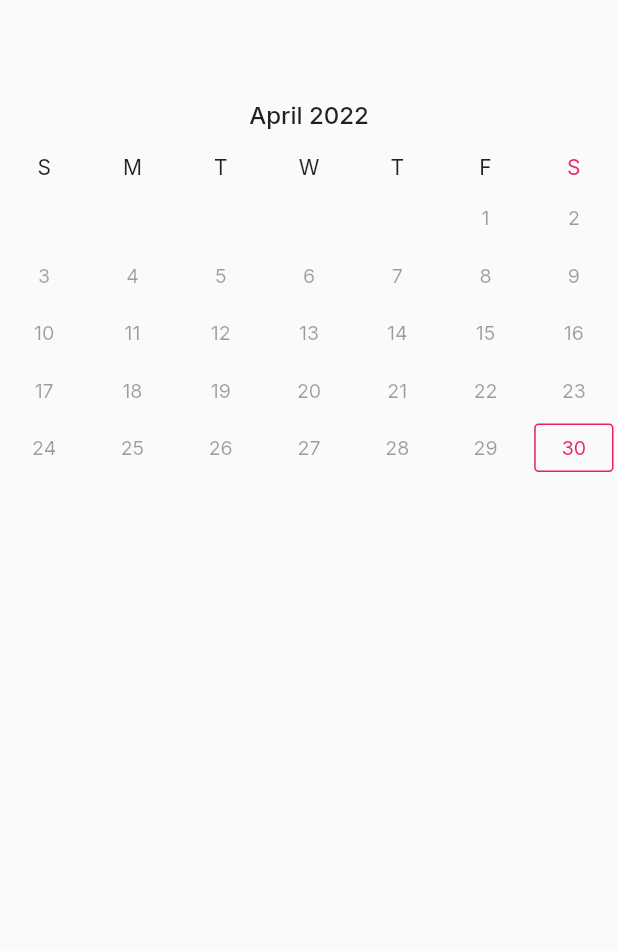
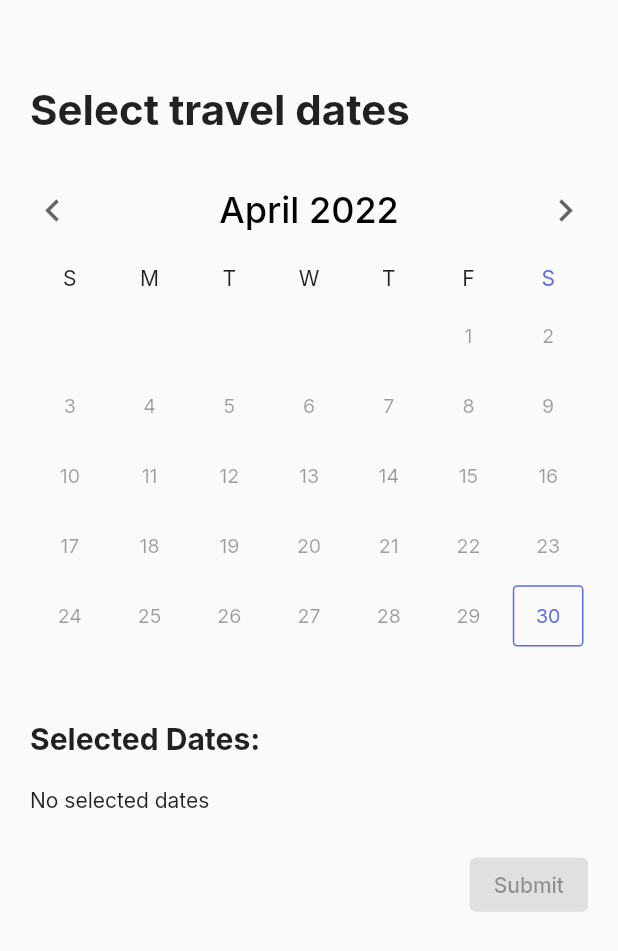
Before and after one commit to swtmply/flutter-touristop, a Flutter app: the screen it shows after launch, on a phone screen of 412 x 824 dp. Shown: the top 951 px of the screen. Run offline on Flutter 3.47's test engine with Material 2 defaults, Android fonts, the phone set to English and light mode, and no system bars; drawn by our look-alikes of syncfusion_flutter_datepicker; our stand-ins replace cloud_firestore, firebase_core, geolocator, get_it, google_fonts, google_maps_flutter; accounts and stored records are empty.

Commit message:
calendar page logic done

```diff
--- a/lib/init.dart
+++ b/lib/init.dart
@@ -2,7 +2,8 @@ import 'package:flutter/material.dart';
 import 'package:geolocator/geolocator.dart';
 import 'package:provider/provider.dart';
 import 'package:touristop/providers/user_location_provider.dart';
-import 'package:touristop/screens/main/calendar_screen.dart';
+import 'package:touristop/screens/main/calendar/calendar_screen.dart';
+import 'package:touristop/screens/main/map_screen.dart';
 
 class InitPage extends StatefulWidget {
   const InitPage({Key? key}) : super(key: key);
--- a/lib/main.dart
+++ b/lib/main.dart
@@ -8,6 +8,7 @@ import 'package:touristop/init.dart';
 import 'package:touristop/providers/dates_provider.dart';
 import 'package:touristop/providers/user_location_provider.dart';
 import 'package:touristop/services/spots_service.dart';
+import 'package:touristop/theme/colors.dart';
 
 GetIt locator = GetIt.instance;
 
@@ -35,8 +36,11 @@ class MyApp extends StatelessWidget {
   @override
   Widget build(BuildContext context) {
     return MaterialApp(
+      debugShowCheckedModeBanner: false,
       theme: ThemeData(
-        primarySwatch: Colors.pink,
+        colorScheme: ColorScheme.fromSwatch().copyWith(
+          primary: AppColors.primaryBlue,
+        ),
         fontFamily: GoogleFonts.inter().fontFamily,
       ),
       home: const InitPage(),
--- /dev/null
+++ b/lib/screens/main/calendar/calendar_screen.dart
@@ -0,0 +1,63 @@
+import 'package:flutter/material.dart';
+import 'package:provider/provider.dart';
+import 'package:syncfusion_flutter_datepicker/datepicker.dart';
+import 'package:touristop/providers/dates_provider.dart';
+import 'package:touristop/screens/main/calendar/widgets/datepicker_calendar.dart';
+import 'package:touristop/screens/main/calendar/widgets/selected_dates.dart';
+import 'package:touristop/screens/main/calendar/widgets/dates_confirm_button.dart';
+
+class CalendarScreen extends StatefulWidget {
+  const CalendarScreen({Key? key}) : super(key: key);
+
+  @override
+  State<CalendarScreen> createState() => _CalendarScreenState();
+}
+
+class _CalendarScreenState extends State<CalendarScreen> {
+  final DateRangePickerController _controller = DateRangePickerController();
+
+  @override
+  Widget build(BuildContext context) {
+    final datesProvider = context.watch<DatesProvider>();
+
+    return Container(
+      padding: const EdgeInsets.symmetric(horizontal: 20),
+      child: SingleChildScrollView(
+        scrollDirection: Axis.vertical,
+        child: Column(
+          crossAxisAlignment: CrossAxisAlignment.start,
+          mainAxisSize: MainAxisSize.max,
+          children: [
+            const Text(
+              'Select travel dates',
+              style: TextStyle(
+                fontSize: 28,
+                fontWeight: FontWeight.bold,
+              ),
+            ),
+            const SizedBox(height: 20),
+            DatePickerCalendar(
+              controller: _controller,
+              datesProvider: datesProvider,
+            ),
+            Column(
+              crossAxisAlignment: CrossAxisAlignment.start,
+              children: [
+                const Text(
+                  'Selected Dates:',
+                  style: TextStyle(
+                    fontSize: 20,
+                    fontWeight: FontWeight.bold,
+                  ),
+                ),
+                const SizedBox(height: 20),
+                SelectdDates(controller: _controller),
+              ],
+            ),
+            DatesConfirmButton(onPressed: () {})
+          ],
+        ),
+      ),
+    );
+  }
+}
--- /dev/null
+++ b/lib/screens/main/calendar/widgets/date_container.dart
@@ -0,0 +1,41 @@
+import 'package:flutter/material.dart';
+import 'package:intl/intl.dart';
+
+class DateContainer extends StatelessWidget {
+  const DateContainer({Key? key, required this.date}) : super(key: key);
+
+  final DateTime date;
+
+  @override
+  Widget build(BuildContext context) {
+    return Container(
+      width: 65,
+      decoration: BoxDecoration(
+        border: Border.all(width: 2, color: Colors.black),
+        borderRadius: BorderRadius.circular(8),
+      ),
+      child: Padding(
+        padding: const EdgeInsets.symmetric(horizontal: 10, vertical: 5),
+        child: Column(
+          children: [
+            Text(
+              DateFormat('MMM').format(date).toString(),
+              style: const TextStyle(
+                fontSize: 12,
+                color: Colors.grey,
+              ),
+            ),
+            Text(
+              '${date.day}',
+              style: const TextStyle(
+                fontSize: 28,
+                fontWeight: FontWeight.bold,
+              ),
+            ),
+            Text(DateFormat('EE').format(date).toString()),
+          ],
+        ),
+      ),
+    );
+  }
+}
--- /dev/null
+++ b/lib/screens/main/calendar/widgets/datepicker_calendar.dart
@@ -0,0 +1,39 @@
+import 'package:flutter/material.dart';
+import 'package:syncfusion_flutter_datepicker/datepicker.dart';
+import 'package:touristop/providers/dates_provider.dart';
+
+class DatePickerCalendar extends StatelessWidget {
+  const DatePickerCalendar(
+      {Key? key, required this.controller, required this.datesProvider})
+      : super(key: key);
+
+  final DateRangePickerController controller;
+  final DatesProvider datesProvider;
+
+  @override
+  Widget build(BuildContext context) {
+    return SizedBox(
+      height: MediaQuery.of(context).size.height * 0.45,
+      child: SfDateRangePicker(
+        controller: controller,
+        selectionMode: DateRangePickerSelectionMode.multiple,
+        enablePastDates: false,
+        showNavigationArrow: true,
+        selectionShape: DateRangePickerSelectionShape.rectangle,
+        onSelectionChanged: (DateRangePickerSelectionChangedArgs args) {
+          if (args.value is List<DateTime>) {
+            datesProvider.setDatesList(args.value);
+          }
+        },
+        headerStyle: const DateRangePickerHeaderStyle(
+          textAlign: TextAlign.center,
+          textStyle: TextStyle(
+            fontSize: 24,
+            color: Colors.black,
+          ),
+        ),
+        headerHeight: 60,
+      ),
+    );
+  }
+}
--- /dev/null
+++ b/lib/screens/main/calendar/widgets/dates_confirm_button.dart
@@ -0,0 +1,38 @@
+import 'package:flutter/material.dart';
+import 'package:provider/provider.dart';
+import 'package:touristop/providers/dates_provider.dart';
+import 'package:touristop/theme/colors.dart';
+
+class DatesConfirmButton extends StatelessWidget {
+  final Function onPressed;
+  const DatesConfirmButton({Key? key, required this.onPressed})
+      : super(key: key);
+
+  @override
+  Widget build(BuildContext context) {
+    final datesProvider = Provider.of<DatesProvider>(context);
+    final datesIsempty = datesProvider.dates!.isEmpty;
+
+    return Container(
+      margin: const EdgeInsets.only(bottom: 16.0),
+      child: Row(
+        mainAxisAlignment: MainAxisAlignment.end,
+        children: <Widget>[
+          TextButton(
+            onPressed: datesIsempty ? null : () => onPressed(),
+            style: TextButton.styleFrom(
+              backgroundColor:
+                  datesIsempty ? Colors.grey[300] : AppColors.primaryBlue,
+              primary: datesIsempty ? Colors.grey[400] : Colors.white,
+              padding: const EdgeInsets.symmetric(
+                vertical: 8.0,
+                horizontal: 16.0,
+              ),
+            ),
+            child: const Text('Submit'),
+          ),
+        ],
+      ),
+    );
+  }
+}
--- /dev/null
+++ b/lib/screens/main/calendar/widgets/selected_dates.dart
@@ -0,0 +1,42 @@
+import 'package:flutter/material.dart';
+import 'package:provider/provider.dart';
+import 'package:syncfusion_flutter_datepicker/datepicker.dart';
+import 'package:touristop/providers/dates_provider.dart';
+import 'package:touristop/screens/main/calendar/widgets/date_container.dart';
+
+class SelectdDates extends StatelessWidget {
+  const SelectdDates({Key? key, required this.controller}) : super(key: key);
+
+  final DateRangePickerController controller;
+
+  @override
+  Widget build(BuildContext context) {
+    return Consumer<DatesProvider>(
+      builder: ((context, value, child) => Container(
+            margin: const EdgeInsets.only(bottom: 24.0),
+            child: Wrap(
+              runSpacing: 10,
+              spacing: 10,
+              children: value.dates!.isNotEmpty
+                  ? value.dates!
+                      .map(
+                        (date) => InkWell(
+                          onTap: () {
+                            value.removeDateFromList(date);
+                            controller.notifyPropertyChangedListeners(
+                                'selectedDates');
+                          },
+                          child: DateContainer(date: date),
+                        ),
+                      )
+                      .toList()
+                  : [
+                      const Text(
+                        'No selected dates',
+                      ),
+                    ],
+            ),
+          )),
+    );
+  }
+}
--- a/lib/screens/main/calendar_screen.dart
+++ /dev/null
@@ -1,39 +0,0 @@
-import 'package:flutter/material.dart';
-import 'package:provider/provider.dart';
-import 'package:syncfusion_flutter_datepicker/datepicker.dart';
-import 'package:touristop/providers/dates_provider.dart';
-
-class CalendarScreen extends StatelessWidget {
-  const CalendarScreen({Key? key}) : super(key: key);
-
-  @override
-  Widget build(BuildContext context) {
-    return Column(
-      children: [
-        Consumer<DatesProvider>(
-          builder: ((context, value, child) => Row(
-              children: value.dates != null
-                  ? value.dates!
-                      .map((date) => Text(date.toIso8601String()))
-                      .toList()
-                  : [])),
-        ),
-        SfDateRangePicker(
-          viewSpacing: 20,
-          headerStyle: const DateRangePickerHeaderStyle(
-            textAlign: TextAlign.center,
-          ),
-          selectionMode: DateRangePickerSelectionMode.multiple,
-          enablePastDates: false,
-          selectionShape: DateRangePickerSelectionShape.rectangle,
-          onSelectionChanged: (DateRangePickerSelectionChangedArgs args) {
-            if (args.value is List<DateTime>) {
-              Provider.of<DatesProvider>(context, listen: false)
-                  .setDatesList(args.value);
-            }
-          },
-        ),
-      ],
-    );
-  }
-}
--- /dev/null
+++ b/lib/theme/colors.dart
@@ -0,0 +1,9 @@
+import 'package:flutter/material.dart';
+
+class AppColors {
+  static const primaryBlue = Color.fromARGB(255, 93, 107, 230);
+  static const primaryGreen = Color.fromARGB(255, 93, 230, 198);
+  static const starColor = Color.fromARGB(255, 255, 239, 100);
+
+  AppColors();
+}
--- /dev/null
+++ b/lib/theme/font_sizes.dart
@@ -0,0 +1,10 @@
+class AppFontSize {
+  static const heading = 36.0;
+  static const title = 24.0;
+  static const subtitle = 18.0;
+  static const base = 16.0;
+  static const small = 14.0;
+  static const extraSmall = 12.0;
+
+  AppFontSize();
+}
--- /dev/null
+++ b/lib/theme/spacings.dart
@@ -0,0 +1 @@
+class AppSpacing {}
--- a/pubspec.yaml
+++ b/pubspec.yaml
@@ -42,6 +42,7 @@ dependencies:
   get_it: ^7.2.0
   google_fonts: ^2.3.1
   syncfusion_flutter_datepicker: ^20.1.48
+  intl: ^0.17.0
 
   # Location packages
 
```
Also changed, not shown: pubspec.lock.
